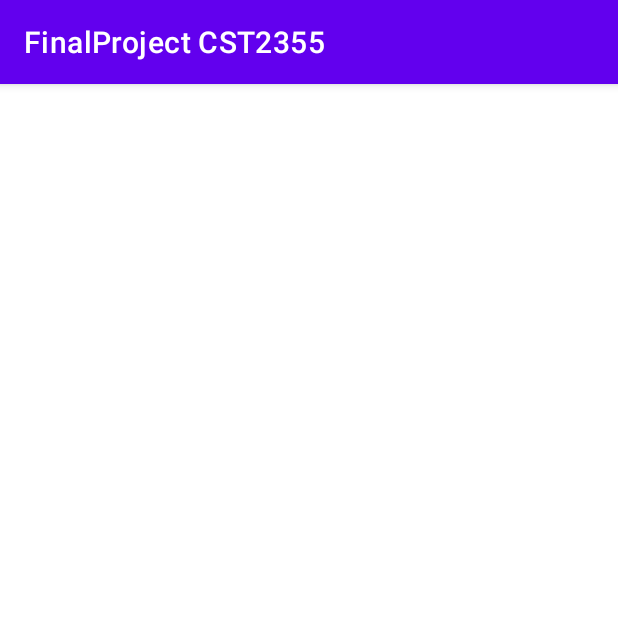
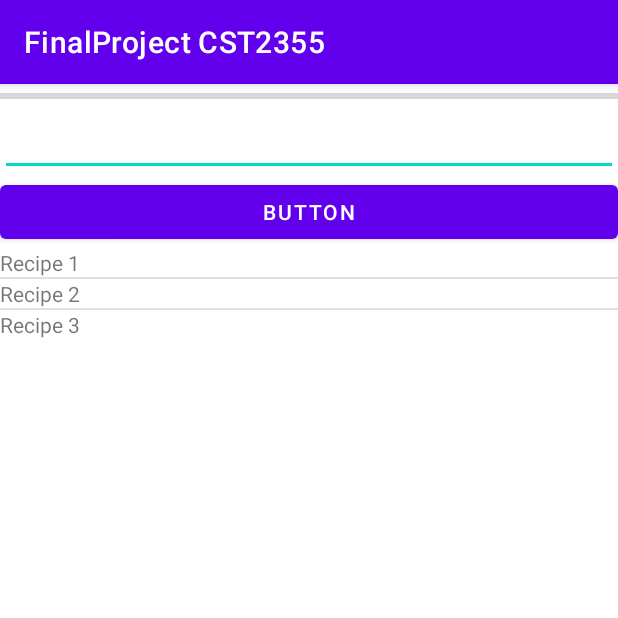
Before and after one commit to MikeHansen45/FinalProject, an Android app: the RecipeActivity screen opened directly, with no data from a screen before it, on a phone screen of 412 x 824 dp, the top half of it. Run offline under Robolectric (Android 15) with nearby library versions, the phone set to English and light mode, and no system bars.

Commit message:
Created the following: EditText Saves Preferences Toast SnackBar Button ListView AlertDialog set on long click with listView ProgressBar

```diff
--- a/app/src/main/java/com/example/finalproject/MainActivity.java
+++ b/app/src/main/java/com/example/finalproject/MainActivity.java
@@ -11,6 +11,7 @@ import android.widget.Button;
 public class MainActivity extends AppCompatActivity {
     SharedPreferences prefs = null;
     Button toTicket;
+    Button toRecipe;
 
 
     @Override
@@ -18,7 +19,13 @@ public class MainActivity extends AppCompatActivity {
         super.onCreate(savedInstanceState);
         setContentView(R.layout.activity_main);
         toTicket = findViewById(R.id.toTicket);
+        toRecipe = findViewById(R.id.toRecipe);
+
         Intent goToTicket = new Intent(this,TicketMasterActivity.class);
+
+        //Recipe button goes to Recipe Activity
+        Intent goToRecipe = new Intent(this,RecipeActivity.class);
+        toRecipe.setOnClickListener(v -> startActivity(goToRecipe));
 
         toTicket.setOnClickListener(new View.OnClickListener() {
             @Override
--- a/app/src/main/java/com/example/finalproject/RecipeActivity.java
+++ b/app/src/main/java/com/example/finalproject/RecipeActivity.java
@@ -1,14 +1,124 @@
 package com.example.finalproject;
 
+import androidx.appcompat.app.AlertDialog;
 import androidx.appcompat.app.AppCompatActivity;
 
+import android.content.Context;
+import android.content.SharedPreferences;
 import android.os.Bundle;
+import android.text.Editable;
+import android.text.TextWatcher;
+import android.view.LayoutInflater;
+import android.view.View;
+import android.view.ViewGroup;
+import android.widget.BaseAdapter;
+import android.widget.Button;
+import android.widget.EditText;
+import android.widget.ListView;
+import android.widget.Switch;
+import android.widget.TextView;
+import android.widget.Toast;
+
+import com.google.android.material.snackbar.Snackbar;
+
+import java.util.ArrayList;
 
 public class RecipeActivity extends AppCompatActivity {
+    private int duration = Toast.LENGTH_LONG;
+    private int snackTime = Snackbar.LENGTH_LONG;
+    SharedPreferences sp = null;
+    ArrayList<String> elements = new ArrayList<>();
+    private MyListAdapter myAdapter;
 
     @Override
     protected void onCreate(Bundle savedInstanceState) {
         super.onCreate(savedInstanceState);
         setContentView(R.layout.activity_recipe);
+
+        //temporarily adding to list view
+        elements.add("Recipe 1");
+        elements.add("Recipe 2");
+        elements.add("Recipe 3");
+
+        //loading saved preferences
+        sp = getSharedPreferences("searchField", Context.MODE_PRIVATE);
+        String search = sp.getString("searchField", "");
+        EditText recipeSearch = findViewById(R.id.searchRecipe);
+        recipeSearch.setText(search);
+
+        //listener which saves what's typed to saved preferences
+        recipeSearch.addTextChangedListener(new TextWatcher() {
+            @Override
+            public void beforeTextChanged(CharSequence s, int start, int count, int after) {
+
+            }
+
+            @Override
+            public void onTextChanged(CharSequence s, int start, int before, int count) {
+                saveSharedPrefs(s.toString());
+            }
+
+            @Override
+            public void afterTextChanged(Editable s) {
+            }
+        });
+
+        //Recipe Button
+        Button btn = findViewById(R.id.buttonRecipe);
+
+        //Toast and snackbar on the button
+        btn.setOnClickListener(v -> {
+            Toast.makeText(this, R.string.toast_message, duration).show();
+            Snackbar.make(btn, R.string.snack_message, snackTime).show();
+        });
+
+        ListView results = findViewById(R.id.recipeList);
+        results.setAdapter(myAdapter = new MyListAdapter());
+
+        //alert dialog which shows more info about the recipe
+        AlertDialog.Builder alertDialogBuilder = new AlertDialog.Builder(this);
+        //long click listener which triggers alert dialog
+        results.setOnItemLongClickListener((parent, view, pos, id) -> {
+            alertDialogBuilder
+                    .setTitle("Recipe Title")
+                    .setMessage("Info")
+                    .create().show();
+            return true;
+        });
+
+    }
+
+    private void saveSharedPrefs (String a){
+        SharedPreferences.Editor editor = sp.edit();
+        editor.putString("searchField", a);
+        editor.commit();
+    }
+
+    private class MyListAdapter extends BaseAdapter {
+
+        @Override
+        public int getCount() {
+            return elements.size();
+        }
+
+        @Override
+        public Object getItem(int position) {
+            return elements.get(position);
+        }
+
+        @Override
+        public long getItemId(int position) {
+            return 0;
+        }
+
+        @Override
+        public View getView(int position, View convertView, ViewGroup parent) {
+            LayoutInflater inflater = getLayoutInflater();
+            View newView;
+            newView = inflater.inflate(R.layout.recipe_list, parent, false);
+            TextView info = newView.findViewById(R.id.recipeInfo);
+            info.setText(getItem(position).toString());
+            return newView;
+        }
     }
 }
--- a/app/src/main/res/layout/activity_main.xml
+++ b/app/src/main/res/layout/activity_main.xml
@@ -34,9 +34,10 @@
         android:layout_height="wrap_content"
         />
     <Button
-        android:id="@+id/toRecipies"
+        android:id="@+id/toRecipe"
         android:layout_width="match_parent"
         android:layout_height="wrap_content"
+        android:text="@string/goToRecipe"
         />
     <Button
         android:id="@+id/toTicket"
--- a/app/src/main/res/layout/activity_recipe.xml
+++ b/app/src/main/res/layout/activity_recipe.xml
@@ -1,9 +1,34 @@
 <?xml version="1.0" encoding="utf-8"?>
-<androidx.constraintlayout.widget.ConstraintLayout xmlns:android="http://schemas.android.com/apk/res/android"
+<LinearLayout xmlns:android="http://schemas.android.com/apk/res/android"
     xmlns:app="http://schemas.android.com/apk/res-auto"
     xmlns:tools="http://schemas.android.com/tools"
     android:layout_width="match_parent"
     android:layout_height="match_parent"
+    android:orientation="vertical"
     tools:context=".RecipeActivity">
 
-</androidx.constraintlayout.widget.ConstraintLayout>
+    <ProgressBar
+        android:id="@+id/RecipeProgressBar"
+        style="?android:attr/progressBarStyleHorizontal"
+        android:layout_width="match_parent"
+        android:layout_height="wrap_content" />
+
+    <EditText
+        android:id="@+id/searchRecipe"
+        android:layout_width="match_parent"
+        android:layout_height="wrap_content"
+
+        android:text="Name" />
+
+    <Button
+        android:id="@+id/buttonRecipe"
+        android:layout_width="match_parent"
+        android:layout_height="wrap_content"
+        android:text="Button" />
+
+    <ListView
+        android:layout_width="match_parent"
+        android:layout_height="wrap_content"
+        android:id="@+id/recipeList"
+        />
+</LinearLayout>
--- /dev/null
+++ b/app/src/main/res/layout/recipe_list.xml
@@ -0,0 +1,14 @@
+<?xml version="1.0" encoding="utf-8"?>
+<LinearLayout xmlns:android="http://schemas.android.com/apk/res/android"
+    android:orientation="vertical" android:layout_width="match_parent"
+    android:layout_height="match_parent">
+
+    <TextView
+        android:layout_height="wrap_content"
+        android:layout_width="fill_parent"
+        android:id="@+id/recipeInfo"
+        android:gravity="left"
+        android:text="Recipe Info"
+        />
+
+</LinearLayout>
--- a/app/src/main/res/values/strings.xml
+++ b/app/src/main/res/values/strings.xml
@@ -4,4 +4,9 @@
     <string name='author'>Zavar Siddiqui,  Marek La Roche,  Michael Hansen, Benjamin Dalton </string>
     <string name='searchCity_TM'>Enter a city name: </string>
     <string name="searchRadius_TM">Enter a search radius</string>
+    <string name="undo">Undo</string>
+    <string name="toast_message">This is my toast</string>
+    <string name="snack_message">This is my snackbar</string>
+    <string name="goToRecipe">Recipe</string>
+    <string name="searchRecipe">Search for a recipe...</string>
 </resources>
```
